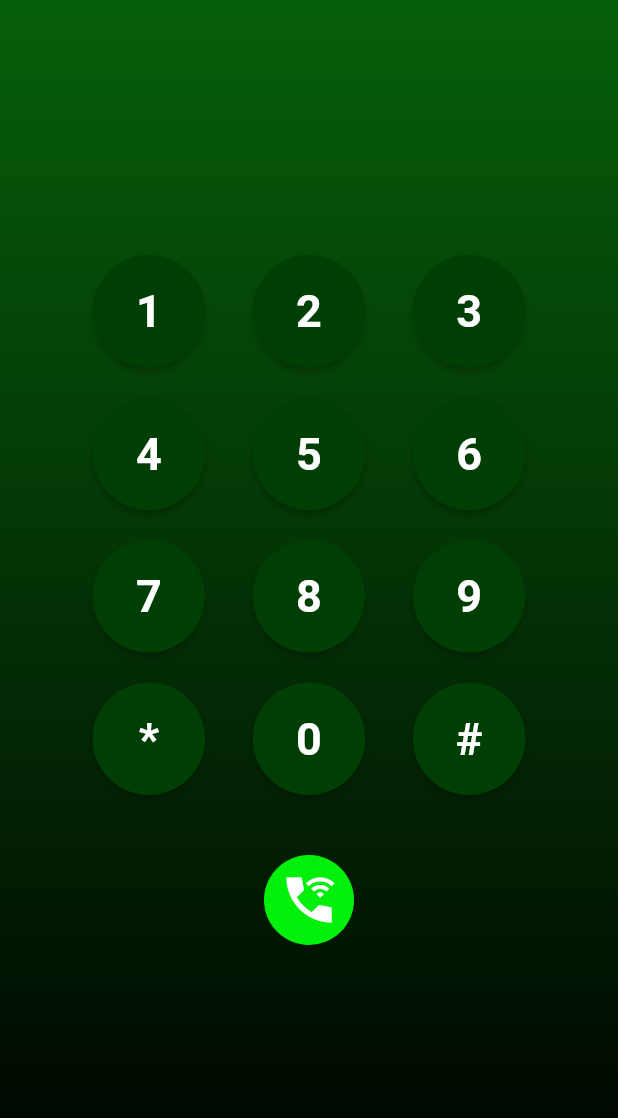
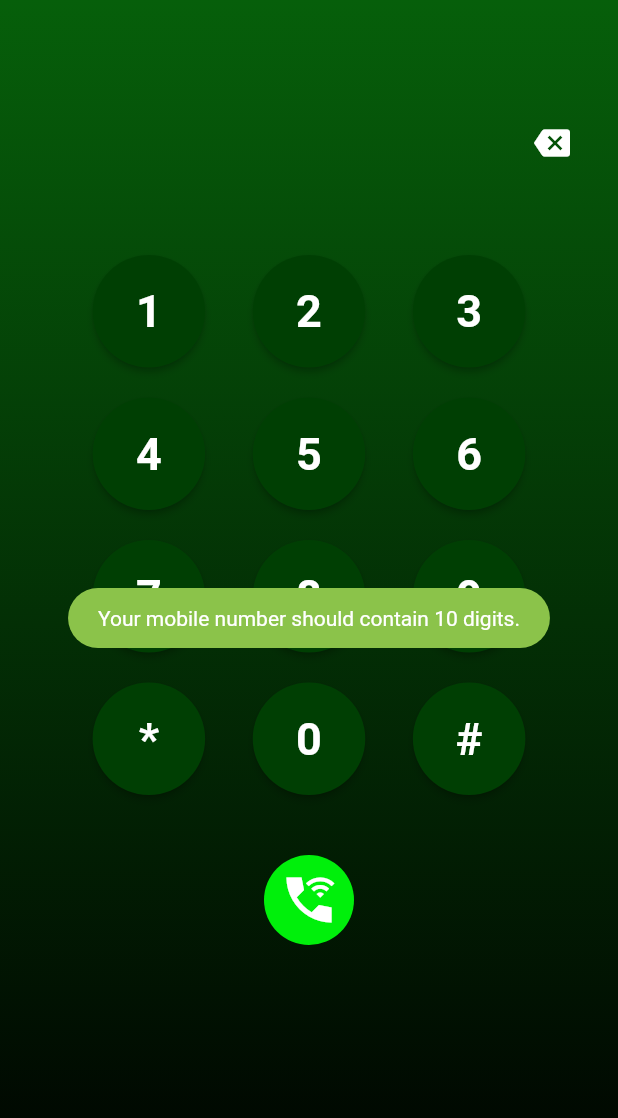
Before and after one commit to Nivetha789/myaltid, a Flutter app: the CalldialpadScreen screen opened directly, after a tap on the "wifi calling 3" icon, on a phone screen of 412 x 824 dp. Shown: the top 1118 px of the screen. Run offline on Flutter 3.47's test engine with Material 2 defaults, Android fonts, the phone set to English and light mode, and no system bars; our stand-ins replace awesome_snackbar_content, connectivity, dio, flutter_spinkit, fluttertoast, google_fonts and 4 more; missing offline and left inert: datepicker_dropdown, flutter_phone_direct_caller, weipl_checkout_flutter; accounts and stored records are empty.

Commit message:
myaltid call option added in 21.7.23

```diff
--- a/lib/data/api.dart
+++ b/lib/data/api.dart
@@ -33,6 +33,8 @@ class ApiProvider {
 
   static const String updatepaymentdetails = "${BASE_URL}subscription/verify";
 
+  static const String dialnumber = "${BASE_URL}call/MakeCall";
+
   static const String addsubscrptiondetils =
       "${BASE_URL}subcription/subscriptionbuy";
 }
--- /dev/null
+++ b/lib/module/PhoneDialModel.dart
@@ -0,0 +1,105 @@
+class PhoneDialerModel {
+  int? status;
+  String? message;
+  List<PhoneDialerData>? data;
+  List<String>? error;
+
+  PhoneDialerModel({this.status, this.message, this.data, this.error});
+
+  PhoneDialerModel.fromJson(Map<String, dynamic> json) {
+    status = json['status'];
+    message = json['message'];
+    if (json['data'] != null) {
+      data = <PhoneDialerData>[];
+      json['data'].forEach((v) {
+        data!.add(new PhoneDialerData.fromJson(v));
+      });
+    }
+    if (json['error'] != null) {
+      error = <String>[];
+      json['error'].forEach((v) {
+      });
+    }
+  }
+
+  Map<String, dynamic> toJson() {
+    final Map<String, dynamic> data = new Map<String, dynamic>();
+    data['status'] = this.status;
+    data['message'] = this.message;
+    if (this.data != null) {
+      data['data'] = this.data!.map((v) => v.toJson()).toList();
+    }
+    if (this.error != null) {
+    }
+    return data;
+  }
+}
+
+class PhoneDialerData {
+  int? nCallerId;
+  int? nStatus;
+  int? nCallerPhysical;
+  int? nCallerVirtual;
+  String? cCallerId;
+  int? nCallerSubscription;
+  int? cCallerDuration;
+  int? nCalleePhysical;
+  int? nCalleeVirtual;
+  String? cCalleeId;
+  int? nCalleeSubscription;
+  int? cCalleeDuration;
+  String? dtCreatedOn;
+  int? nCallee;
+
+  PhoneDialerData(
+      {this.nCallerId,
+        this.nStatus,
+        this.nCallerPhysical,
+        this.nCallerVirtual,
+        this.cCallerId,
+        this.nCallerSubscription,
+        this.cCallerDuration,
+        this.nCalleePhysical,
+        this.nCalleeVirtual,
+        this.cCalleeId,
+        this.nCalleeSubscription,
+        this.cCalleeDuration,
+        this.dtCreatedOn,
+        this.nCallee});
+
+  PhoneDialerData.fromJson(Map<String, dynamic> json) {
+    nCallerId = json['n_CallerId'];
+    nStatus = json['n_Status'];
+    nCallerPhysical = json['n_CallerPhysical'];
+    nCallerVirtual = json['n_CallerVirtual'];
+    cCallerId = json['c_CallerId'];
+    nCallerSubscription = json['n_CallerSubscription'];
+    cCallerDuration = json['c_CallerDuration'];
+    nCalleePhysical = json['n_CalleePhysical'];
+    nCalleeVirtual = json['n_CalleeVirtual'];
+    cCalleeId = json['c_CalleeId'];
+    nCalleeSubscription = json['n_CalleeSubscription'];
+    cCalleeDuration = json['c_CalleeDuration'];
+    dtCreatedOn = json['dt_CreatedOn'];
+    nCallee = json['n_Callee'];
+  }
+
+  Map<String, dynamic> toJson() {
+    final Map<String, dynamic> data = new Map<String, dynamic>();
+    data['n_CallerId'] = this.nCallerId;
+    data['n_Status'] = this.nStatus;
+    data['n_CallerPhysical'] = this.nCallerPhysical;
+    data['n_CallerVirtual'] = this.nCallerVirtual;
+    data['c_CallerId'] = this.cCallerId;
+    data['n_CallerSubscription'] = this.nCallerSubscription;
+    data['c_CallerDuration'] = this.cCallerDuration;
+    data['n_CalleePhysical'] = this.nCalleePhysical;
+    data['n_CalleeVirtual'] = this.nCalleeVirtual;
+    data['c_CalleeId'] = this.cCalleeId;
+    data['n_CalleeSubscription'] = this.nCalleeSubscription;
+    data['c_CalleeDuration'] = this.cCalleeDuration;
+    data['dt_CreatedOn'] = this.dtCreatedOn;
+    data['n_Callee'] = this.nCallee;
+    return data;
+  }
+}
--- a/lib/pages/calls/caldialpad.dart
+++ b/lib/pages/calls/caldialpad.dart
@@ -1,8 +1,16 @@
+import 'dart:convert';
+import 'package:dio/dio.dart';
 import 'package:flutter/material.dart';
 import 'package:flutter/services.dart';
-
+import 'package:flutter_phone_direct_caller/flutter_phone_direct_caller.dart';
+import 'package:fluttertoast/fluttertoast.dart';
+import '../../data/api.dart';
+import '../../module/PhoneDialModel.dart';
 import '../../reasuable/numpad.dart';
 import '../../reasuable/theme.dart';
+import '../../utils/check_internet.dart';
+import '../../widget/progressloaded.dart';
+import '../../widget/sharedpreference.dart';
 
 class CalldialpadScreen extends StatefulWidget {
   const CalldialpadScreen({super.key});
@@ -45,21 +53,19 @@ class _CalldialpadScreenState extends State<CalldialpadScreen> {
                   inputFormatters: [
                     LengthLimitingTextInputFormatter(10)
                   ], // Limit input to 10 characters
-                  // maxLength: 10,
                   decoration: InputDecoration(
                     border: InputBorder.none,
-                    suffixIcon: _myController.text.isEmpty
-                        ? const SizedBox()
-                        : IconButton(
+                    suffixIcon: _myController.text.isNotEmpty
+                        ?const SizedBox(): IconButton(
                       onPressed: () {
                         _myController.text = _myController.text
                             .substring(0, _myController.text.length - 1);
                       },
                       icon: const Icon(
                         Icons.backspace,
-                              color: whitecolor,
+                        color: Colors.white,
                       ),
-                          ),
+                    )
                     // filled: true,
                   ),
                   onChanged: (value) {
@@ -80,6 +86,8 @@ class _CalldialpadScreenState extends State<CalldialpadScreen> {
 
                   // Disable the default soft keybaord
                   keyboardType: TextInputType.none,
+                      maxLines: 1,
+                      // maxLength: 10,
                 )),
               ),
             ),
@@ -137,7 +145,32 @@ class _CalldialpadScreenState extends State<CalldialpadScreen> {
               ),
               child: InkWell(
                 splashColor: buttoncolor, // Splash color
-                onTap: () {},
+                onTap: () {
+                  print("numberrrr "+_myController.text);
+                  check().then((intenet) {
+                    if (intenet != null && intenet) {
+                      if(_myController.text.length==10){
+                        dialPadApi(_myController.text);
+                      }else{
+                        Fluttertoast.showToast(
+                            msg: "Your mobile number should contain 10 digits.",
+                            toastLength: Toast.LENGTH_SHORT,
+                            gravity: ToastGravity.CENTER,
+                            textColor: Colors.white,
+                            backgroundColor: Colors.lightGreen,
+                            timeInSecForIosWeb: 1);
+                      }
+                    } else {
+                      Fluttertoast.showToast(
+                          msg: "Please check your internet connection",
+                          toastLength: Toast.LENGTH_SHORT,
+                          gravity: ToastGravity.BOTTOM,
+                          textColor: Colors.white,
+                          backgroundColor: Colors.lightGreen,
+                          timeInSecForIosWeb: 1);
+                    }
+                  });
+                },
                 child: const SizedBox(
                     child: Icon(
                   Icons.wifi_calling_3_sharp,
@@ -151,4 +184,70 @@ class _CalldialpadScreenState extends State<CalldialpadScreen> {
       ),
     );
   }
+
+  //dialpad api
+  dialPadApi(String number) async {
+    ProgressDialog().showLoaderDialog(context);
+    // BaseOptions options = new BaseOptions(
+    //   baseUrl: ApiProvider().Baseurl,
+    //   connectTimeout: 5000,
+    //   receiveTimeout: 3000,
+    // );
+    // Dio dio = new Dio(options);
+
+    Dio dio = new Dio();
+    // dio.options.connectTimeout = 5000; //5s
+    // dio.options.receiveTimeout = 3000;
+
+    var token = await SharedPreference().gettoken();
+
+    var parameters = {
+      "n_Callee": _myController.text,
+    };
+    print("paymentDetailsParams :" + parameters.toString());
+
+    dio.options.contentType = Headers.formUrlEncodedContentType;
+    final response = await dio.post(
+      ApiProvider.dialnumber,
+      data: parameters,
+      options: Options(
+        contentType: Headers.formUrlEncodedContentType,
+        headers: {"Authorization": "Bearer $token",
+          "Content-Type": "application/x-www-form-urlencoded"},
+      ),
+    );
+    print("paymentDetailsRes :" + response.toString());
+    if (response.statusCode == 200) {
+      Map<String, dynamic> map = jsonDecode(response.toString());
+      PhoneDialerModel phoneDialModel =
+      PhoneDialerModel.fromJson(map);
+
+      if (phoneDialModel.status == 1) {
+        ProgressDialog().dismissDialog(context);
+        _callNumber(number);
+      } else {
+        ProgressDialog().dismissDialog(context);
+        Fluttertoast.showToast(
+            msg: phoneDialModel.message.toString(),
+            toastLength: Toast.LENGTH_SHORT,
+            gravity: ToastGravity.CENTER,
+            textColor: Colors.white,
+            backgroundColor: Colors.lightGreen,
+            timeInSecForIosWeb: 1);
       }
+    } else {
+      ProgressDialog().dismissDialog(context);
+      Fluttertoast.showToast(
+          msg: "Bad Network Connection try again..",
+          toastLength: Toast.LENGTH_SHORT,
+          gravity: ToastGravity.CENTER,
+          textColor: Colors.white,
+          backgroundColor: Colors.lightGreen,
+          timeInSecForIosWeb: 1);
+    }
+  }
+
+  _callNumber(String number) async{
+    bool? res = await FlutterPhoneDirectCaller.callNumber(number);
+  }
+}
--- a/lib/pages/calls/calllist.dart
+++ b/lib/pages/calls/calllist.dart
@@ -182,7 +182,7 @@ class _CallistPageState extends State<CallistPage>
 
   Widget allCallList() {
     return ListView.builder(
-      itemCount: 10,
+      itemCount: 0,
       shrinkWrap: true,
       itemBuilder: (BuildContext context, int index) {
         return InkWell(
@@ -241,7 +241,7 @@ class _CallistPageState extends State<CallistPage>
 
   Widget incomingCallList() {
     return ListView.builder(
-      itemCount: 10,
+      itemCount: 0,
       shrinkWrap: true,
       itemBuilder: (BuildContext context, int index) {
         return Container(
@@ -293,7 +293,7 @@ class _CallistPageState extends State<CallistPage>
 
   Widget outgoingCallList() {
     return ListView.builder(
-      itemCount: 10,
+      itemCount: 0,
       shrinkWrap: true,
       itemBuilder: (BuildContext context, int index) {
         return Container(
--- a/pubspec.yaml
+++ b/pubspec.yaml
@@ -53,6 +53,7 @@ dependencies:
   webview_flutter: ^2.3.0
   weipl_checkout_flutter: ^1.0.0
   eventify: ^1.0.1
+  flutter_phone_direct_caller: ^2.1.1
 
 
 dev_dependencies:
```
Also changed, not shown: pubspec.lock. Lines whose indentation alone changed are shown as unchanged.
